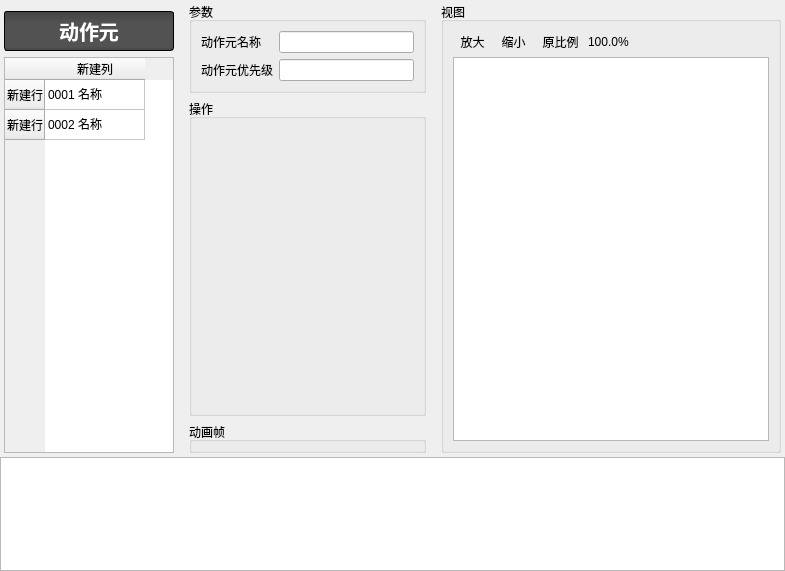
First picture: the form in DrillGIFActionSequenceEditor/Source/ActionSeqModule/actionPart/p_ActionPart.ui, repository DrillUp/DrillGIFActionSequenceEditor, before the edit.
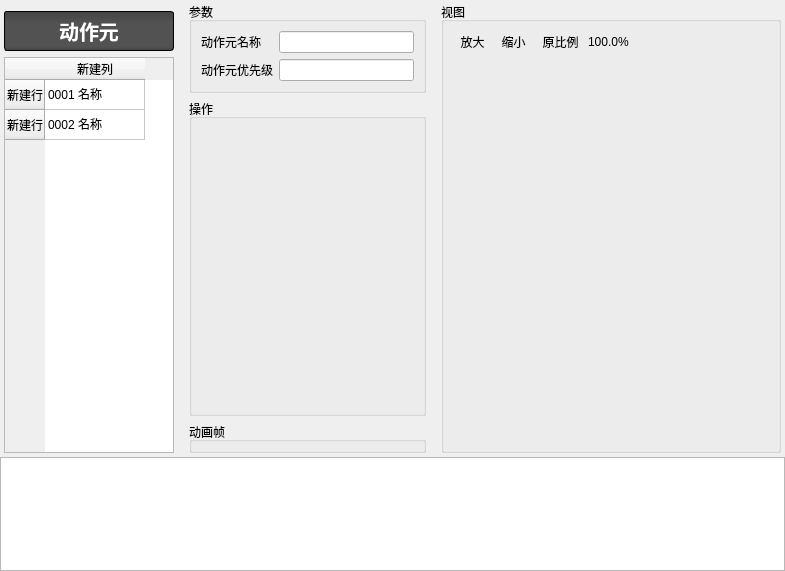
Second picture: the form after the edit. Icons and pictures are not drawn.

Diff of the .ui file:
```diff
--- a/DrillGIFActionSequenceEditor/Source/ActionSeqModule/actionPart/p_ActionPart.ui
+++ b/DrillGIFActionSequenceEditor/Source/ActionSeqModule/actionPart/p_ActionPart.ui
@@ -223,7 +223,7 @@
            <property name="title">
             <string>视图</string>
            </property>
-           <layout class="QVBoxLayout" name="verticalLayout_5">
+           <layout class="QVBoxLayout" name="verticalLayout_5" stretch="0,1">
             <property name="spacing">
              <number>2</number>
             </property>
@@ -341,7 +341,7 @@
              </widget>
             </item>
             <item>
-             <widget class="QGraphicsView" name="graphicsView"/>
+             <widget class="QWidget" name="widget_view" native="true"/>
             </item>
            </layout>
           </widget>
```
Left out of the diff: 2 changed lines with no effect on the pictures.
